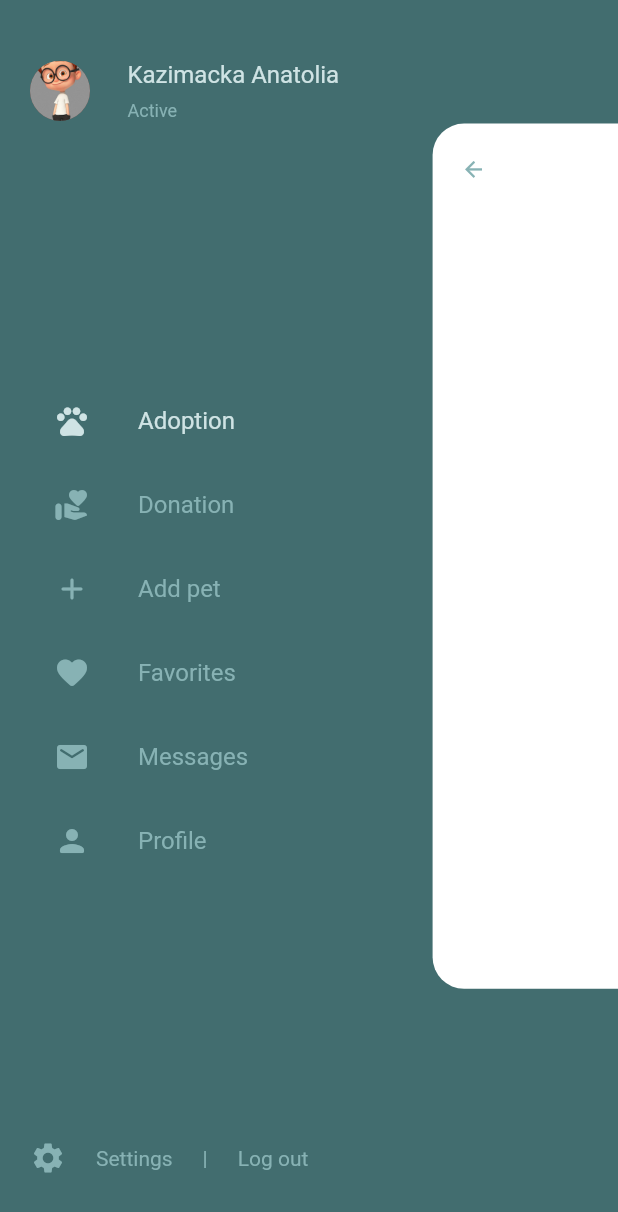
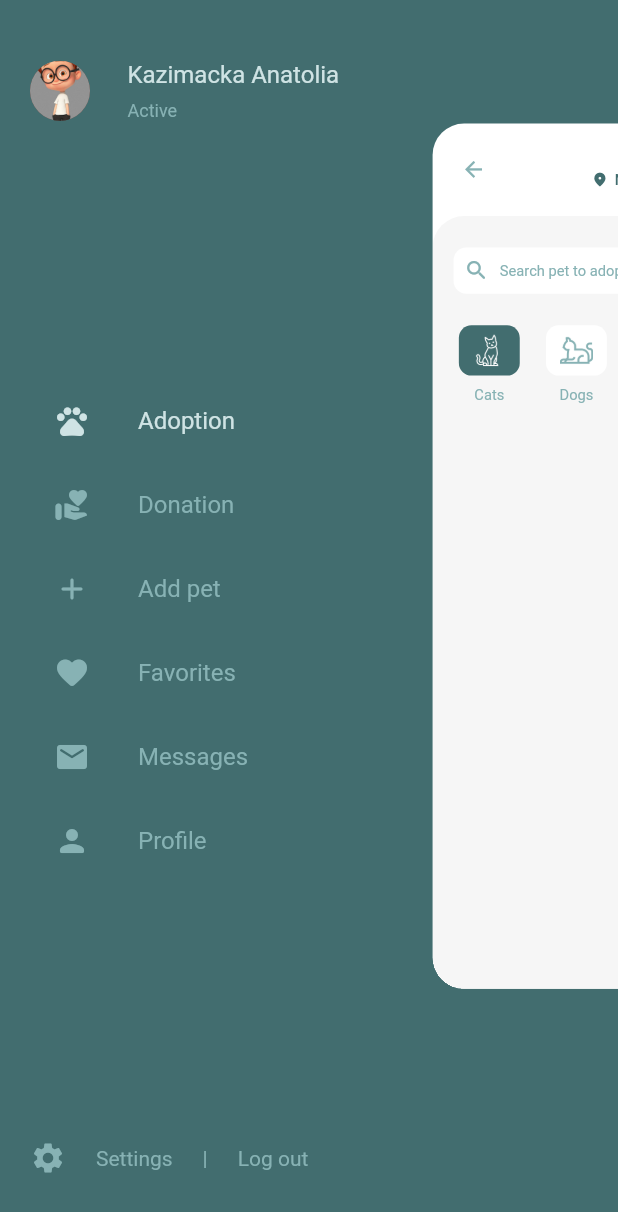
Before and after one commit to withdurrani/ui_drawer_translation, a Flutter app: the screen it shows after launch, after a tap on the "menu" icon, on a phone screen of 412 x 824 dp. Shown: the top 1212 px of the screen. Run offline on Flutter 3.47's test engine with Material 2 defaults, Android fonts, the phone set to English and light mode, and no system bars; our stand-ins replace google_fonts.

```diff
--- a/lib/constants.dart
+++ b/lib/constants.dart
@@ -2,6 +2,8 @@ import 'package:flutter/material.dart';
 
 class AppColor {
   static const Color backgroundColor = Color(0xFF426D6F);
+  static const Color darkFontColor = Color(0xFF426D6F);
   static const Color lightFontColor = Color(0xFFCFE3E4);
   static const Color disableFontColor = Color(0xFF87B2B4);
+  static const Color pageBackground = Color(0xFFF6F6F6);
 }
--- /dev/null
+++ b/lib/data/data.dart
@@ -0,0 +1,24 @@
+class MyData {
+  static const data = {
+    'cats': {
+      'title': 'Cats',
+      'icon': 'assets/category/cat.png',
+    },
+    'dogs': {
+      'title': 'Dogs',
+      'icon': 'assets/category/dog.png',
+    },
+    'parrots': {
+      'title': 'Parrots',
+      'icon': 'assets/category/parrot.png',
+    },
+    'bunnies': {
+      'title': 'Bunnies',
+      'icon': 'assets/category/bunny.png',
+    },
+    'hare': {
+      'title': 'Hare',
+      'icon': 'assets/category/hare.png',
+    },
+  };
+}
--- a/lib/main.dart
+++ b/lib/main.dart
@@ -23,6 +23,8 @@ class MyApp extends StatelessWidget {
         textTheme: GoogleFonts.robotoTextTheme(
           const TextTheme(
             subtitle1: TextStyle(color: AppColor.lightFontColor),
+            bodyText1: TextStyle(
+                color: AppColor.darkFontColor, fontWeight: FontWeight.w500),
             bodyText2: TextStyle(color: AppColor.disableFontColor),
             caption: TextStyle(color: AppColor.disableFontColor),
           ),
--- /dev/null
+++ b/lib/models/category.dart
@@ -0,0 +1,13 @@
+class Category {
+  final String title;
+  final String icon;
+
+  Category({
+    required this.title,
+    required this.icon,
+  });
+
+  Category.fromJson(Map<String, dynamic> json)
+      : title = json['title'],
+        icon = json['icon'];
+}
--- /dev/null
+++ b/lib/provider/category_provider.dart
@@ -0,0 +1,13 @@
+import 'package:ui_drawer_translation/models/category.dart';
+import 'package:ui_drawer_translation/repository/data_repository.dart';
+
+class CategoryProvider {
+  List<Category> _categories = [];
+  List<Category> get getCategories => _categories;
+
+  fetchData() {
+    var dataRepo = DataRepository();
+    var categories = dataRepo.fetchData();
+    _categories = categories;
+  }
+}
--- /dev/null
+++ b/lib/repository/data_repository.dart
@@ -0,0 +1,10 @@
+import 'package:ui_drawer_translation/data/data.dart';
+import 'package:ui_drawer_translation/models/category.dart';
+
+class DataRepository {
+  List<Category> fetchData() {
+    var data = MyData.data;
+    var dataList = data.values.map((e) => Category.fromJson(e)).toList();
+    return dataList;
+  }
+}
--- a/lib/ui/home_page.dart
+++ b/lib/ui/home_page.dart
@@ -1,6 +1,6 @@
 import 'package:flutter/material.dart';
 import 'package:ui_drawer_translation/widgets/app_drawer.dart';
-import 'package:ui_drawer_translation/widgets/home_screen.dart';
+import 'package:ui_drawer_translation/ui/home_screen/home_screen.dart';
 
 class HomePage extends StatelessWidget {
   const HomePage({Key? key}) : super(key: key);
--- /dev/null
+++ b/lib/ui/home_screen/home_screen.dart
@@ -0,0 +1,222 @@
+import 'package:flutter/material.dart';
+import 'package:ui_drawer_translation/constants.dart';
+import 'package:ui_drawer_translation/models/category.dart';
+import 'package:ui_drawer_translation/provider/category_provider.dart';
+
+import 'home_screen_app_bar.dart';
+
+class HomeScreen extends StatefulWidget {
+  const HomeScreen({
+    Key? key,
+  }) : super(key: key);
+
+  @override
+  State<HomeScreen> createState() => _HomeScreenState();
+}
+
+class _HomeScreenState extends State<HomeScreen> {
+  late double xOffset;
+  late double yOffset;
+  late double scaleFactor;
+  bool isScaled = false;
+
+  @override
+  void initState() {
+    _resetValues();
+    super.initState();
+  }
+
+  @override
+  Widget build(BuildContext context) {
+    return SafeArea(
+      child: GestureDetector(
+        onTap: !isScaled
+            ? null
+            : () {
+                setState(() {
+                  _resetValues();
+                  isScaled = false;
+                });
+              },
+        child: AnimatedContainer(
+          duration: const Duration(milliseconds: 250),
+          transform: Matrix4.translationValues(xOffset, yOffset, 0)
+            ..scale(scaleFactor),
+          decoration: BoxDecoration(
+            color: Colors.white,
+            borderRadius: !isScaled ? null : BorderRadius.circular(30),
+          ),
+          clipBehavior: Clip.hardEdge,
+          child: Column(
+            children: [
+              HomeScreenAppBar(
+                isScaled: isScaled,
+                onNotScaled: _onNotScaled,
+                onScaled: _onScaled,
+              ),
+              Expanded(
+                child: Container(
+                  decoration: const BoxDecoration(
+                    color: AppColor.pageBackground,
+                    borderRadius: BorderRadius.vertical(
+                      top: Radius.circular(30),
+                    ),
+                  ),
+                  child: Column(
+                    children: const [
+                      _SearchBox(),
+                      _CategoryList(),
+                    ],
+                  ),
+                ),
+              ),
+            ],
+          ),
+        ),
+      ),
+    );
+  }
+
+  _onScaled() {
+    setState(() {
+      _resetValues();
+      isScaled = false;
+    });
+  }
+
+  _onNotScaled() {
+    setState(() {
+      _setValues();
+      isScaled = true;
+    });
+  }
+
+  _resetValues() {
+    xOffset = 0;
+    yOffset = 0;
+    scaleFactor = 1;
+  }
+
+  _setValues() {
+    xOffset = 0.35 * MediaQuery.of(context).size.height;
+    yOffset = 0.2 * MediaQuery.of(context).size.width;
+    scaleFactor = 0.7;
+  }
+}
+
+class _CategoryList extends StatefulWidget {
+  const _CategoryList({
+    Key? key,
+  }) : super(key: key);
+
+  @override
+  State<_CategoryList> createState() => _CategoryListState();
+}
+
+class _CategoryListState extends State<_CategoryList> {
+  late final List<Category> categoryList;
+  String selectedCategory = 'Cats';
+
+  @override
+  void initState() {
+    var categoryProvider = CategoryProvider()..fetchData();
+    categoryList = categoryProvider.getCategories;
+    super.initState();
+  }
+
+  @override
+  Widget build(BuildContext context) {
+    return SizedBox(
+      height: 80,
+      child: ListView.builder(
+        scrollDirection: Axis.horizontal,
+        itemBuilder: (context, index) {
+          var category = categoryList[index];
+          return _CategoryIcon(
+              category: category,
+              isSelected: category.title == selectedCategory,
+              onSelect: (value) {
+                setState(() {
+                  selectedCategory = value;
+                });
+              });
+        },
+        itemCount: categoryList.length,
+      ),
+    );
+  }
+}
+
+class _CategoryIcon extends StatelessWidget {
+  final bool isSelected;
+  final Function(String value) onSelect;
+  const _CategoryIcon({
+    Key? key,
+    required this.category,
+    required this.onSelect,
+    this.isSelected = false,
+  }) : super(key: key);
+
+  final Category category;
+
+  @override
+  Widget build(BuildContext context) {
+    var margin = const EdgeInsets.only(left: 25);
+    var padding = const EdgeInsets.symmetric(horizontal: 5);
+
+    return Column(
+      children: [
+        Container(
+          decoration: BoxDecoration(
+            color: isSelected ? AppColor.backgroundColor : Colors.white,
+            borderRadius: BorderRadius.circular(12),
+          ),
+          margin: margin,
+          padding: padding,
+          child: IconButton(
+            onPressed: () => onSelect(category.title),
+            icon: Image.asset(
+              category.icon,
+              color: isSelected ? Colors.white : AppColor.disableFontColor,
+            ),
+          ),
+        ),
+        const SizedBox(height: 10),
+        Container(
+          margin: margin,
+          child: Text(category.title),
+        ),
+      ],
+    );
+  }
+}
+
+class _SearchBox extends StatelessWidget {
+  const _SearchBox({
+    Key? key,
+  }) : super(key: key);
+
+  @override
+  Widget build(BuildContext context) {
+    return Container(
+      decoration: BoxDecoration(
+        color: Colors.white,
+        borderRadius: BorderRadius.circular(12),
+      ),
+      padding: const EdgeInsets.all(10),
+      margin: const EdgeInsets.symmetric(
+        vertical: 30,
+        horizontal: 20,
+      ),
+      child: Row(
+        mainAxisAlignment: MainAxisAlignment.spaceBetween,
+        children: const [
+          Icon(Icons.search_rounded),
+          SizedBox(width: 10),
+          Expanded(child: Text('Search pet to adopt')),
+          Icon(Icons.tune_rounded),
+        ],
+      ),
+    );
+  }
+}
--- /dev/null
+++ b/lib/ui/home_screen/home_screen_app_bar.dart
@@ -0,0 +1,85 @@
+import 'package:flutter/material.dart';
+
+import '../../constants.dart';
+
+class HomeScreenAppBar extends StatelessWidget {
+  final bool isScaled;
+  final Function()? onNotScaled;
+  final Function()? onScaled;
+  const HomeScreenAppBar(
+      {Key? key,
+      required this.isScaled,
+      required this.onNotScaled,
+      required this.onScaled})
+      : super(key: key);
+
+  @override
+  Widget build(BuildContext context) {
+    return Padding(
+      padding: const EdgeInsets.symmetric(vertical: 20, horizontal: 15),
+      child: Row(
+        mainAxisAlignment: MainAxisAlignment.spaceBetween,
+        children: [
+          _MenuBar(
+            isScaled: isScaled,
+            onNotScaled: onNotScaled,
+            onScaled: onScaled,
+          ),
+          Column(
+            children: [
+              Text(
+                'Location',
+                style: Theme.of(context).textTheme.caption,
+              ),
+              const SizedBox(height: 5),
+              Row(
+                children: [
+                  const Icon(
+                    Icons.place_rounded,
+                    size: 16,
+                    color: AppColor.darkFontColor,
+                  ),
+                  const SizedBox(width: 6),
+                  Text(
+                    'New York,',
+                    style: Theme.of(context).textTheme.bodyText1,
+                  ),
+                  const SizedBox(width: 6),
+                  const Text('USA'),
+                ],
+              ),
+            ],
+          ),
+          const CircleAvatar(
+            backgroundImage: AssetImage('assets/dp.jpg'),
+          )
+        ],
+      ),
+    );
+  }
+}
+
+class _MenuBar extends StatelessWidget {
+  final bool isScaled;
+  final Function()? onNotScaled;
+  final Function()? onScaled;
+  const _MenuBar({
+    Key? key,
+    required this.isScaled,
+    required this.onNotScaled,
+    required this.onScaled,
+  }) : super(key: key);
+
+  @override
+  Widget build(BuildContext context) {
+    return isScaled
+        ? IconButton(
+            onPressed: onScaled,
+            icon: const Icon(Icons.arrow_back),
+          )
+        : IconButton(
+            onPressed: onNotScaled,
+            icon: const Icon(Icons.menu),
+          );
+  }
+}
--- a/lib/widgets/home_screen.dart
+++ /dev/null
@@ -1,88 +0,0 @@
-import 'package:flutter/material.dart';
-
-class HomeScreen extends StatefulWidget {
-  const HomeScreen({
-    Key? key,
-  }) : super(key: key);
-
-  @override
-  State<HomeScreen> createState() => _HomeScreenState();
-}
-
-class _HomeScreenState extends State<HomeScreen> {
-  late double xOffset;
-  late double yOffset;
-  late double scaleFactor;
-  bool isScaled = false;
-
-  @override
-  void initState() {
-    _resetValues();
-    super.initState();
-  }
-
-  @override
-  Widget build(BuildContext context) {
-    return GestureDetector(
-      onTap: !isScaled
-          ? null
-          : () {
-              setState(() {
-                _resetValues();
-                isScaled = false;
-              });
-            },
-      child: AnimatedContainer(
-        duration: const Duration(milliseconds: 250),
-        transform: Matrix4.translationValues(xOffset, yOffset, 0)
-          ..scale(scaleFactor),
-        decoration: BoxDecoration(
-          color: Colors.white,
-          borderRadius: !isScaled ? null : BorderRadiusDirectional.circular(30),
-        ),
-        child: Padding(
-          padding: const EdgeInsets.symmetric(vertical: 20, horizontal: 15),
-          child: Column(
-            children: [
-              Row(
-                children: [
-                  isScaled
-                      ? IconButton(
-                          onPressed: () {
-                            setState(() {
-                              _resetValues();
-                              isScaled = false;
-                            });
-                          },
-                          icon: const Icon(Icons.arrow_back),
-                        )
-                      : IconButton(
-                          onPressed: () {
-                            setState(() {
-                              _setValues();
-                              isScaled = true;
-                            });
-                          },
-                          icon: const Icon(Icons.menu),
-                        ),
-                ],
-              ),
-            ],
-          ),
-        ),
-      ),
-    );
-  }
-
-  _resetValues() {
-    xOffset = 0;
-    yOffset = 0;
-    scaleFactor = 1;
-  }
-
-  _setValues() {
-    xOffset = 0.35 * MediaQuery.of(context).size.height;
-    yOffset = 0.2 * MediaQuery.of(context).size.width;
-    scaleFactor = 0.7;
-  }
-}
--- a/pubspec.yaml
+++ b/pubspec.yaml
@@ -24,4 +24,5 @@ dev_dependencies:
 flutter:
   assets:
     - assets/dp.jpg
+    - assets/category/
   uses-material-design: true
```
Also changed, not shown: assets/category/bunny.png (added), assets/category/cat.png (added), assets/category/dog.png (added), assets/category/hare.png (added), assets/category/parrot.png (added).
